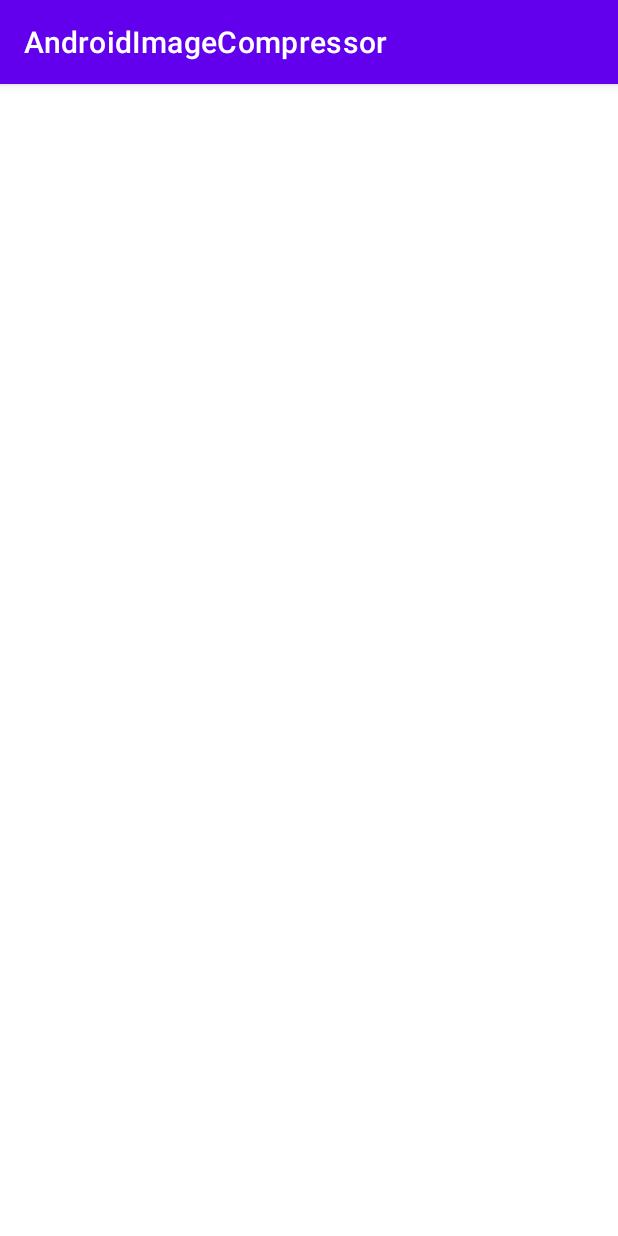
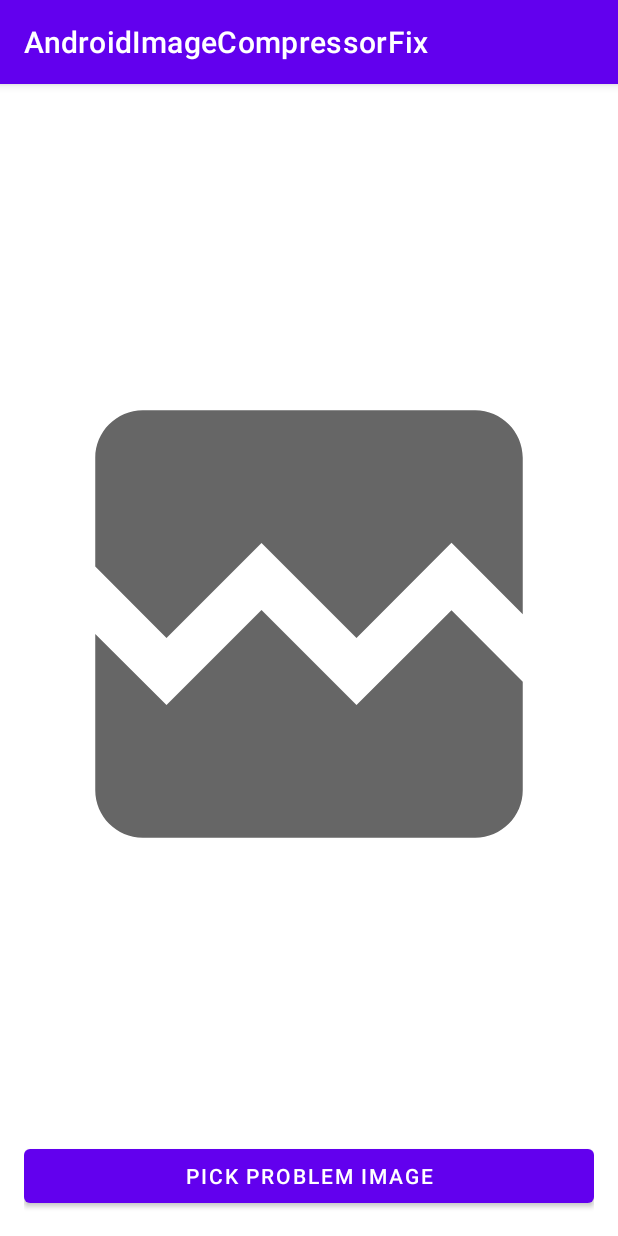
Before and after one commit to anddever/android-image-compressor, an Android app: the screen it shows after launch (MainActivity), on a phone screen of 412 x 824 dp. Run offline under Robolectric (Android 15) with nearby library versions, the phone set to English and light mode, and no system bars; our stand-ins replace data binding.

Commit message:
Add views and click handler stub

```diff
--- a/app/build.gradle
+++ b/app/build.gradle
@@ -1,6 +1,7 @@
 plugins {
     id 'com.android.application'
     id 'kotlin-android'
+    id 'kotlin-kapt'
 }
 
 android {
@@ -22,6 +23,12 @@ android {
             proguardFiles getDefaultProguardFile('proguard-android-optimize.txt'), 'proguard-rules.pro'
         }
     }
+
+    buildFeatures {
+        dataBinding true
+        viewBinding true
+    }
+
     compileOptions {
         sourceCompatibility JavaVersion.VERSION_1_8
         targetCompatibility JavaVersion.VERSION_1_8
@@ -37,7 +44,9 @@ dependencies {
     implementation 'androidx.appcompat:appcompat:1.3.1'
     implementation 'com.google.android.material:material:1.4.0'
     implementation 'androidx.constraintlayout:constraintlayout:2.1.1'
-    testImplementation 'junit:junit:4.+'
+    testImplementation 'junit:junit:4.13.2'
     androidTestImplementation 'androidx.test.ext:junit:1.1.3'
     androidTestImplementation 'androidx.test.espresso:espresso-core:3.4.0'
+
+    implementation 'com.squareup.picasso:picasso:2.71828'
 }
--- a/app/src/main/java/ru/anddever/androidimagecompressor/MainActivity.kt
+++ b/app/src/main/java/ru/anddever/androidimagecompressor/MainActivity.kt
@@ -2,10 +2,21 @@ package ru.anddever.androidimagecompressor
 
 import androidx.appcompat.app.AppCompatActivity
 import android.os.Bundle
+import android.view.View
+import android.widget.Toast
+
+import androidx.databinding.DataBindingUtil
+import ru.anddever.androidimagecompressor.databinding.ActivityMainBinding
 
 class MainActivity : AppCompatActivity() {
     override fun onCreate(savedInstanceState: Bundle?) {
         super.onCreate(savedInstanceState)
-        setContentView(R.layout.activity_main)
+        val binding: ActivityMainBinding =
+            DataBindingUtil.setContentView(this, R.layout.activity_main)
+        binding.activity = this
+    }
+
+    fun onPickProblemImageClick(view: View) {
+        Toast.makeText(this, "test", Toast.LENGTH_LONG).show()
     }
 }
--- /dev/null
+++ b/app/src/main/res/drawable/ic_baseline_broken_image.xml
@@ -0,0 +1,10 @@
+<vector xmlns:android="http://schemas.android.com/apk/res/android"
+    android:width="24dp"
+    android:height="24dp"
+    android:viewportWidth="24"
+    android:viewportHeight="24"
+    android:tint="?attr/colorControlNormal">
+  <path
+      android:fillColor="@android:color/white"
+      android:pathData="M21,5v6.59l-3,-3.01 -4,4.01 -4,-4 -4,4 -3,-3.01L3,5c0,-1.1 0.9,-2 2,-2h14c1.1,0 2,0.9 2,2zM18,11.42l3,3.01L21,19c0,1.1 -0.9,2 -2,2L5,21c-1.1,0 -2,-0.9 -2,-2v-6.58l3,2.99 4,-4 4,4 4,-3.99z"/>
+</vector>
--- a/app/src/main/res/layout/activity_main.xml
+++ b/app/src/main/res/layout/activity_main.xml
@@ -1,7 +1,44 @@
 <?xml version="1.0" encoding="utf-8"?>
-<androidx.constraintlayout.widget.ConstraintLayout xmlns:android="http://schemas.android.com/apk/res/android"
+
+<layout xmlns:android="http://schemas.android.com/apk/res/android"
     xmlns:app="http://schemas.android.com/apk/res-auto"
-    xmlns:tools="http://schemas.android.com/tools"
-    android:layout_width="match_parent"
-    android:layout_height="match_parent"
-    tools:context=".MainActivity"/>
+    xmlns:tools="http://schemas.android.com/tools">
+
+    <data>
+
+        <variable
+            name="activity"
+            type="ru.anddever.androidimagecompressor.MainActivity" />
+
+    </data>
+
+    <androidx.constraintlayout.widget.ConstraintLayout
+        android:layout_width="match_parent"
+        android:layout_height="match_parent"
+        android:layout_margin="@dimen/standard_margin"
+        tools:context=".MainActivity">
+
+        <ImageView
+            android:id="@+id/imageView"
+            android:layout_width="0dp"
+            android:layout_height="0dp"
+            android:contentDescription="@string/broken_image"
+            android:src="@drawable/ic_baseline_broken_image"
+            app:layout_constraintBottom_toTopOf="@id/picProblemImgButton"
+            app:layout_constraintEnd_toEndOf="parent"
+            app:layout_constraintStart_toStartOf="parent"
+            app:layout_constraintTop_toTopOf="parent" />
+
+        <Button
+            android:id="@+id/picProblemImgButton"
+            android:layout_width="0dp"
+            android:layout_height="wrap_content"
+            android:onClick="@{activity::onPickProblemImageClick}"
+            android:text="@string/pick_problem_image"
+            app:layout_constraintBottom_toBottomOf="parent"
+            app:layout_constraintEnd_toEndOf="parent"
+            app:layout_constraintStart_toStartOf="parent" />
+
+    </androidx.constraintlayout.widget.ConstraintLayout>
+
+</layout>
--- /dev/null
+++ b/app/src/main/res/values/dimens.xml
@@ -0,0 +1,4 @@
+<?xml version="1.0" encoding="utf-8"?>
+<resources>
+    <dimen name="standard_margin">16dp</dimen>
+</resources>
--- a/app/src/main/res/values/strings.xml
+++ b/app/src/main/res/values/strings.xml
@@ -1,3 +1,5 @@
 <resources>
-    <string name="app_name">AndroidImageCompressor</string>
+    <string name="app_name">AndroidImageCompressorFix</string>
+    <string name="pick_problem_image">Pick problem image</string>
+    <string name="broken_image">Broken image</string>
 </resources>
```
